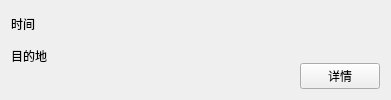
Qt form ui_class/record_interface.ui (reflux18d/MaiGO) before a commit.
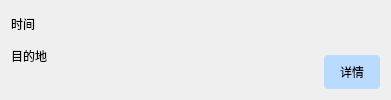
The same form after that commit.

Patch:
```diff
--- a/ui_class/record_interface.ui
+++ b/ui_class/record_interface.ui
@@ -82,6 +82,22 @@
            <verstretch>0</verstretch>
           </sizepolicy>
          </property>
+         <property name="styleSheet">
+          <string notr="true">QPushButton {
+    background-color: rgb(185, 219, 255);  /* 蓝色背景 */
+    color: rgb(0, 0, 0);
+    border: none;
+    border-radius: 4px;
+    padding: 8px 16px;
+	font: 14pt &quot;STHupo&quot;;
+}
+QPushButton:hover {
+    background-color: rgb(103, 202, 255);  /* 悬停变深蓝 */
+}
+QPushButton:pressed {
+    background-color: rgb(101, 206, 255);  /* 按下颜色 */
+}</string>
+         </property>
          <property name="text">
           <string>详情</string>
          </property>
```
